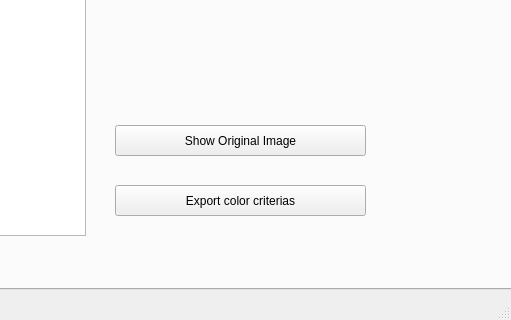
Above: mainwindow.ui from fcouderette/ProjetInformatique2016 before the change; both pictures show x 887 to 1398 and y 498 to 818 of the 1398 by 818 pixel window. Below: the same form after it.
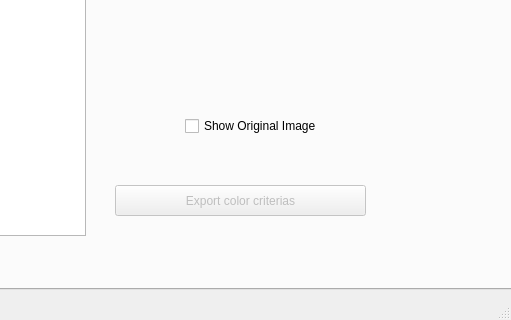
That is the form after the change.

Commit message: fromOneImageToAnother ne fait rien ??git add main.cpp mainwindow.* ProjetInfoImplementation.pro sceneclickable.*

```diff
--- a/mainwindow.ui
+++ b/mainwindow.ui
@@ -44,6 +44,9 @@
       </property>
      </widget>
      <widget class="QPushButton" name="pushButton_Export">
+      <property name="enabled">
+       <bool>false</bool>
+      </property>
       <property name="geometry">
        <rect>
         <x>1000</x>
@@ -396,21 +399,21 @@
        <string>0</string>
       </property>
      </widget>
-     <widget class="QPushButton" name="showOriginalImage_pushbutton">
-      <property name="enabled">
-       <bool>true</bool>
-      </property>
+     <widget class="QCheckBox" name="showOriginalImage_checkBox">
       <property name="geometry">
        <rect>
-        <x>1000</x>
-        <y>580</y>
-        <width>251</width>
-        <height>31</height>
+        <x>1070</x>
+        <y>570</y>
+        <width>171</width>
+        <height>22</height>
        </rect>
       </property>
       <property name="text">
        <string>Show Original Image</string>
       </property>
+      <property name="checkable">
+       <bool>true</bool>
+      </property>
      </widget>
     </widget>
     <widget class="QWidget" name="tab_2">
```
The commit also changes 2 other files.
